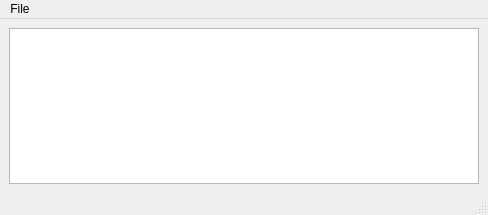
Old version of the form src/EditorWindow.ui in the repository citxx/Image-editor.
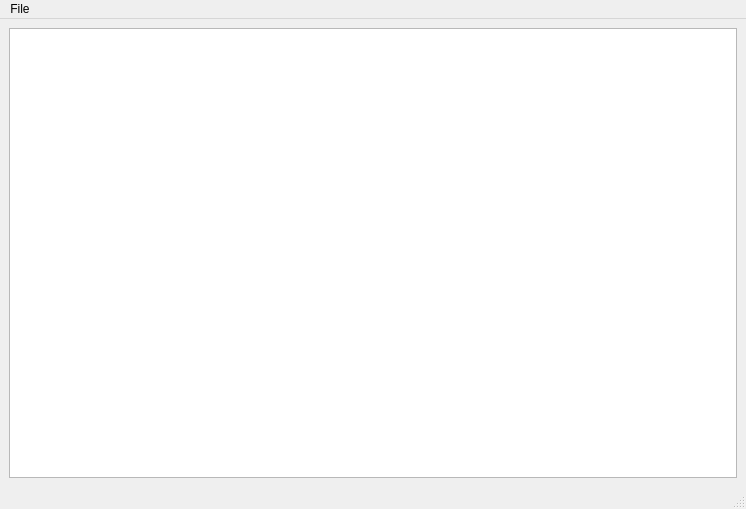
New version of the form.

```diff
--- a/src/EditorWindow.ui
+++ b/src/EditorWindow.ui
@@ -6,8 +6,8 @@
    <rect>
     <x>0</x>
     <y>0</y>
-    <width>488</width>
-    <height>215</height>
+    <width>746</width>
+    <height>509</height>
    </rect>
   </property>
   <property name="contextMenuPolicy">
@@ -28,7 +28,7 @@
     <rect>
      <x>0</x>
      <y>0</y>
-     <width>488</width>
+     <width>746</width>
      <height>25</height>
     </rect>
    </property>
```
Left out of the diff: 2 changed lines with no effect on the pictures.
